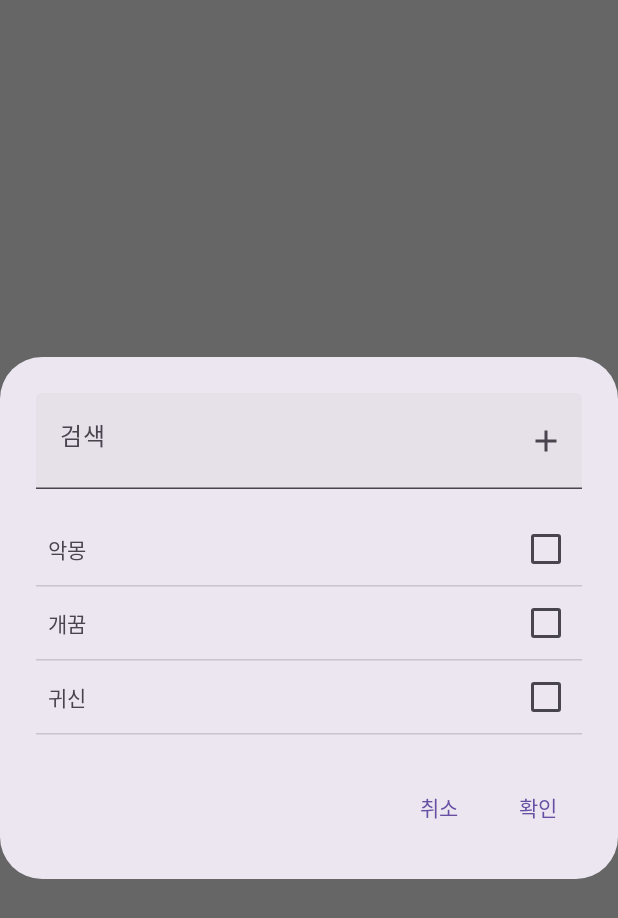
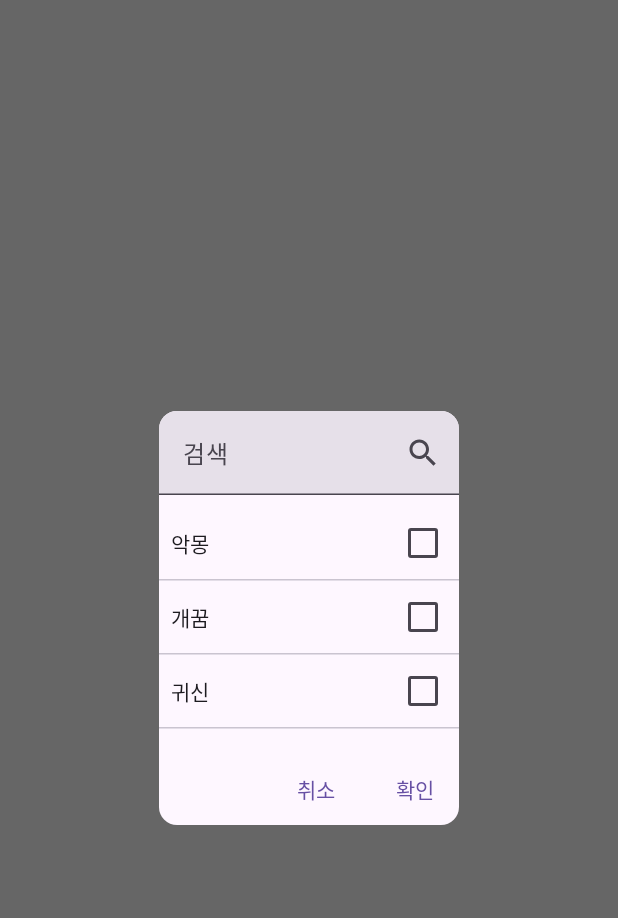
Before and after one commit to boostcampwm-2024/and01-dreamDiary, an Android app built with Jetpack Compose: the @Preview function LabelSelectionDialogPreview, on a phone screen of 412 x 824 dp. Shown: the top 918 px of the screen. Run offline under Robolectric (Android 15) with nearby library versions, the phone set to English and light mode, and no system bars.

Commit message:
feat: label select ui 구현 - 검색에 따라 아이콘 변경 되도록

```diff
--- a/feature/diary/src/main/java/com/boostcamp/dreamteam/dreamdiary/feature/diary/write/components/LabelSelectionDialog.kt
+++ b/feature/diary/src/main/java/com/boostcamp/dreamteam/dreamdiary/feature/diary/write/components/LabelSelectionDialog.kt
@@ -1,14 +1,22 @@
 package com.boostcamp.dreamteam.dreamdiary.feature.diary.write.components
 
+import androidx.compose.foundation.layout.Arrangement
 import androidx.compose.foundation.layout.Column
 import androidx.compose.foundation.layout.Row
+import androidx.compose.foundation.layout.Spacer
 import androidx.compose.foundation.layout.fillMaxWidth
+import androidx.compose.foundation.layout.height
 import androidx.compose.foundation.layout.padding
+import androidx.compose.foundation.layout.width
+import androidx.compose.foundation.rememberScrollState
+import androidx.compose.foundation.verticalScroll
 import androidx.compose.material.icons.Icons
 import androidx.compose.material.icons.filled.Add
-import androidx.compose.material3.AlertDialog
+import androidx.compose.material.icons.filled.Search
 import androidx.compose.material3.HorizontalDivider
 import androidx.compose.material3.Icon
+import androidx.compose.material3.MaterialTheme
+import androidx.compose.material3.Surface
 import androidx.compose.material3.Text
 import androidx.compose.material3.TextButton
 import androidx.compose.material3.TextField
@@ -17,35 +25,54 @@ import androidx.compose.ui.Alignment
 import androidx.compose.ui.Modifier
 import androidx.compose.ui.tooling.preview.Preview
 import androidx.compose.ui.unit.dp
+import androidx.compose.ui.window.Dialog
 
 @Composable
 fun LabelSelectionDialog(
+    onDismissRequest: () -> Unit,
+    labelList: List<String>, // 어캐하지 -> check 된 것을 같이 넘길까?
+    searchValue: String,
+    isCheckList: List<Boolean>,
     modifier: Modifier = Modifier,
-    labelList: List<String> = listOf("악몽", "개꿈", "귀신"),
 ) {
-    AlertDialog(
-        title = {
+    Dialog(onDismissRequest = onDismissRequest) {
+        Surface(
+            modifier = modifier
+                .fillMaxWidth(),
+            shape = MaterialTheme.shapes.medium,
+            color = MaterialTheme.colorScheme.surface,
+        ) {
+            Column(
+                modifier = Modifier.verticalScroll(rememberScrollState()),
+            ) {
                 Row(
                     verticalAlignment = Alignment.CenterVertically,
                     modifier = Modifier.fillMaxWidth(),
                 ) {
                     TextField(
-                    value = "",
+                        value = searchValue,
                         onValueChange = {},
                         modifier = Modifier.fillMaxWidth(),
                         label = { Text("검색") },
                         trailingIcon = {
+                            if (searchValue.isNotEmpty()) {
                                 Icon(
                                     imageVector = Icons.Default.Add,
                                     contentDescription = "Add Label",
                                 )
+                            } else {
+                                Icon(
+                                    imageVector = Icons.Default.Search,
+                                    contentDescription = "Search Label",
+                                )
+                            }
                         },
                     )
                 }
-        },
-        text = {
+
+                Spacer(modifier = Modifier.height(8.dp))
+
                 Column(modifier = Modifier.fillMaxWidth()) {
-                // label list
                     labelList.forEach {
                         LabelItem(
                             modifier = Modifier
@@ -57,31 +84,33 @@ fun LabelSelectionDialog(
                         HorizontalDivider()
                     }
                 }
-        },
-        onDismissRequest = { /*TODO*/ },
-        confirmButton = {
-            TextButton(
-                onClick = { /*TODO*/ },
+
+                Spacer(modifier = Modifier.height(16.dp))
+
+                Row(
+                    modifier = Modifier.align(Alignment.End),
+                    horizontalArrangement = Arrangement.spacedBy(8.dp),
                 ) {
+                    TextButton(onClick = { onDismissRequest() }) {
+                        Text("취소")
+                    }
+                    TextButton(onClick = { /* TODO: confirm action */ }) {
                         Text("확인")
                     }
-        },
-        dismissButton = {
-            TextButton(
-                onClick = { /*TODO*/ },
-            ) {
-                Text("취소")
                 }
-        },
-        modifier = modifier,
-    )
+            }
+        }
+    }
 }
 
 @Preview(showBackground = true)
 @Composable
 fun LabelSelectionDialogPreview() {
     LabelSelectionDialog(
-        modifier = Modifier,
+        onDismissRequest = {},
         labelList = listOf("악몽", "개꿈", "귀신"),
+        searchValue = "",
+        isCheckList = listOf(false, false, false),
+        modifier = Modifier.width(200.dp),
     )
 }
```
Lines whose indentation alone changed are shown as unchanged.
